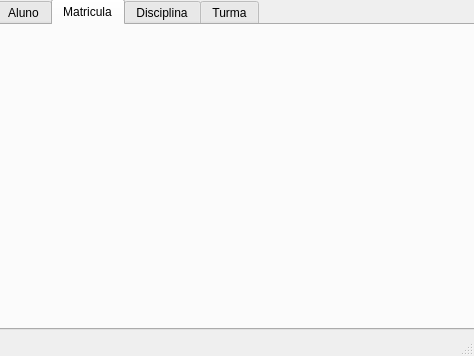
BrunnoEnzo/ProjetoSistemaAcademico, file ProjetoSistemaAcademico/mainwindow.ui: the form before one commit.
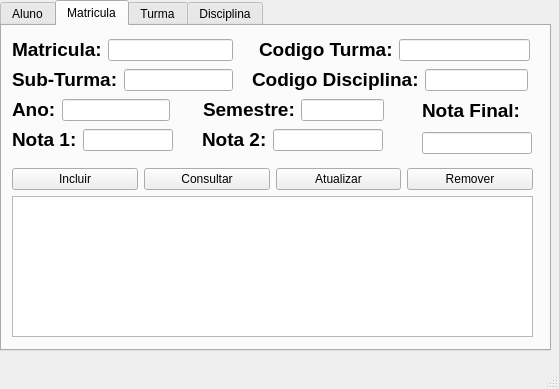
The form after the commit. The open tabs and pages were chosen to show the change.

The edit to the form file:
```diff
--- a/ProjetoSistemaAcademico/mainwindow.ui
+++ b/ProjetoSistemaAcademico/mainwindow.ui
@@ -6,8 +6,8 @@
    <rect>
     <x>0</x>
     <y>0</y>
-    <width>474</width>
-    <height>356</height>
+    <width>559</width>
+    <height>389</height>
    </rect>
   </property>
   <property name="windowTitle">
@@ -17,10 +17,10 @@
    <widget class="QTabWidget" name="tabWidget">
     <property name="geometry">
      <rect>
-      <x>-4</x>
-      <y>-1</y>
-      <width>481</width>
-      <height>331</height>
+      <x>0</x>
+      <y>0</y>
+      <width>551</width>
+      <height>351</height>
      </rect>
     </property>
     <property name="currentIndex">
@@ -35,16 +35,518 @@
      <attribute name="title">
       <string>Matricula</string>
      </attribute>
-    </widget>
-    <widget class="QWidget" name="Disciplina">
-     <attribute name="title">
-      <string>Disciplina</string>
-     </attribute>
+     <widget class="QTableView" name="tableViewMatricula">
+      <property name="geometry">
+       <rect>
+        <x>10</x>
+        <y>170</y>
+        <width>521</width>
+        <height>141</height>
+       </rect>
+      </property>
+     </widget>
+     <widget class="QWidget" name="">
+      <property name="geometry">
+       <rect>
+        <x>10</x>
+        <y>140</y>
+        <width>521</width>
+        <height>26</height>
+       </rect>
+      </property>
+      <layout class="QHBoxLayout" name="horizontalLayout_2">
+       <item>
+        <widget class="QPushButton" name="pushButtonIncluirMatricula">
+         <property name="text">
+          <string>Incluir</string>
+         </property>
+        </widget>
+       </item>
+       <item>
+        <widget class="QPushButton" name="pushButtonConsultarMatricula">
+         <property name="text">
+          <string>Consultar</string>
+         </property>
+        </widget>
+       </item>
+       <item>
+        <widget class="QPushButton" name="pushButtonAtualizarMatricula">
+         <property name="text">
+          <string>Atualizar</string>
+         </property>
+        </widget>
+       </item>
+       <item>
+        <widget class="QPushButton" name="pushButtonRemoverMatricula">
+         <property name="text">
+          <string>Remover</string>
+         </property>
+        </widget>
+       </item>
+      </layout>
+     </widget>
+     <widget class="QWidget" name="">
+      <property name="geometry">
+       <rect>
+        <x>257</x>
+        <y>10</y>
+        <width>271</width>
+        <height>28</height>
+       </rect>
+      </property>
+      <layout class="QHBoxLayout" name="horizontalLayout_7">
+       <item>
+        <widget class="QLabel" name="label_11">
+         <property name="text">
+          <string>&lt;html&gt;&lt;head/&gt;&lt;body&gt;&lt;p&gt;&lt;span style=&quot; font-size:14pt; font-weight:700;&quot;&gt;Codigo Turma:&lt;/span&gt;&lt;/p&gt;&lt;/body&gt;&lt;/html&gt;</string>
+         </property>
+        </widget>
+       </item>
+       <item>
+        <widget class="QLineEdit" name="lineEditMatricula_8"/>
+       </item>
+      </layout>
+     </widget>
+     <widget class="QWidget" name="">
+      <property name="geometry">
+       <rect>
+        <x>10</x>
+        <y>10</y>
+        <width>221</width>
+        <height>28</height>
+       </rect>
+      </property>
+      <layout class="QHBoxLayout" name="horizontalLayout_8">
+       <item>
+        <widget class="QLabel" name="label_10">
+         <property name="text">
+          <string>&lt;html&gt;&lt;head/&gt;&lt;body&gt;&lt;p&gt;&lt;span style=&quot; font-size:14pt; font-weight:700;&quot;&gt;Matricula:&lt;/span&gt;&lt;/p&gt;&lt;/body&gt;&lt;/html&gt;</string>
+         </property>
+        </widget>
+       </item>
+       <item>
+        <widget class="QLineEdit" name="lineEditMatricula_7"/>
+       </item>
+      </layout>
+     </widget>
+     <widget class="QWidget" name="">
+      <property name="geometry">
+       <rect>
+        <x>10</x>
+        <y>40</y>
+        <width>221</width>
+        <height>28</height>
+       </rect>
+      </property>
+      <layout class="QHBoxLayout" name="horizontalLayout_9">
+       <item>
+        <widget class="QLabel" name="label_18">
+         <property name="text">
+          <string>&lt;html&gt;&lt;head/&gt;&lt;body&gt;&lt;p&gt;&lt;span style=&quot; font-size:14pt; font-weight:700;&quot;&gt;Sub-Turma:&lt;/span&gt;&lt;/p&gt;&lt;/body&gt;&lt;/html&gt;</string>
+         </property>
+        </widget>
+       </item>
+       <item>
+        <widget class="QLineEdit" name="lineEditMatricula_15"/>
+       </item>
+      </layout>
+     </widget>
+     <widget class="QWidget" name="">
+      <property name="geometry">
+       <rect>
+        <x>250</x>
+        <y>40</y>
+        <width>276</width>
+        <height>28</height>
+       </rect>
+      </property>
+      <layout class="QHBoxLayout" name="horizontalLayout_10">
+       <item>
+        <widget class="QLabel" name="label_12">
+         <property name="text">
+          <string>&lt;html&gt;&lt;head/&gt;&lt;body&gt;&lt;p&gt;&lt;span style=&quot; font-size:14pt; font-weight:700;&quot;&gt;Codigo Disciplina:&lt;/span&gt;&lt;/p&gt;&lt;/body&gt;&lt;/html&gt;</string>
+         </property>
+        </widget>
+       </item>
+       <item>
+        <widget class="QLineEdit" name="lineEditMatricula_9"/>
+       </item>
+      </layout>
+     </widget>
+     <widget class="QWidget" name="">
+      <property name="geometry">
+       <rect>
+        <x>10</x>
+        <y>70</y>
+        <width>158</width>
+        <height>28</height>
+       </rect>
+      </property>
+      <layout class="QHBoxLayout" name="horizontalLayout_11">
+       <item>
+        <widget class="QLabel" name="label_13">
+         <property name="text">
+          <string>&lt;html&gt;&lt;head/&gt;&lt;body&gt;&lt;p&gt;&lt;span style=&quot; font-size:14pt; font-weight:700;&quot;&gt;Ano:&lt;/span&gt;&lt;/p&gt;&lt;/body&gt;&lt;/html&gt;</string>
+         </property>
+        </widget>
+       </item>
+       <item>
+        <widget class="QLineEdit" name="lineEditMatricula_10"/>
+       </item>
+      </layout>
+     </widget>
+     <widget class="QWidget" name="">
+      <property name="geometry">
+       <rect>
+        <x>201</x>
+        <y>70</y>
+        <width>181</width>
+        <height>28</height>
+       </rect>
+      </property>
+      <layout class="QHBoxLayout" name="horizontalLayout_12">
+       <item>
+        <widget class="QLabel" name="label_14">
+         <property name="text">
+          <string>&lt;html&gt;&lt;head/&gt;&lt;body&gt;&lt;p&gt;&lt;span style=&quot; font-size:14pt; font-weight:700;&quot;&gt;Semestre:&lt;/span&gt;&lt;/p&gt;&lt;/body&gt;&lt;/html&gt;</string>
+         </property>
+        </widget>
+       </item>
+       <item>
+        <widget class="QLineEdit" name="lineEditMatricula_11"/>
+       </item>
+      </layout>
+     </widget>
+     <widget class="QWidget" name="">
+      <property name="geometry">
+       <rect>
+        <x>420</x>
+        <y>70</y>
+        <width>110</width>
+        <height>58</height>
+       </rect>
+      </property>
+      <layout class="QVBoxLayout" name="verticalLayout">
+       <item>
+        <widget class="QLabel" name="label_17">
+         <property name="text">
+          <string>&lt;html&gt;&lt;head/&gt;&lt;body&gt;&lt;p&gt;&lt;span style=&quot; font-size:14pt; font-weight:700;&quot;&gt;Nota Final:&lt;/span&gt;&lt;/p&gt;&lt;/body&gt;&lt;/html&gt;</string>
+         </property>
+        </widget>
+       </item>
+       <item>
+        <widget class="QLineEdit" name="lineEditMatricula_14"/>
+       </item>
+      </layout>
+     </widget>
+     <widget class="QWidget" name="">
+      <property name="geometry">
+       <rect>
+        <x>200</x>
+        <y>100</y>
+        <width>181</width>
+        <height>28</height>
+       </rect>
+      </property>
+      <layout class="QHBoxLayout" name="horizontalLayout_13">
+       <item>
+        <widget class="QLabel" name="label_16">
+         <property name="text">
+          <string>&lt;html&gt;&lt;head/&gt;&lt;body&gt;&lt;p&gt;&lt;span style=&quot; font-size:14pt; font-weight:700;&quot;&gt;Nota 2:&lt;/span&gt;&lt;/p&gt;&lt;/body&gt;&lt;/html&gt;</string>
+         </property>
+        </widget>
+       </item>
+       <item>
+        <widget class="QLineEdit" name="lineEditMatricula_13"/>
+       </item>
+      </layout>
+     </widget>
+     <widget class="QWidget" name="">
+      <property name="geometry">
+       <rect>
+        <x>10</x>
+        <y>100</y>
+        <width>161</width>
+        <height>28</height>
+       </rect>
+      </property>
+      <layout class="QHBoxLayout" name="horizontalLayout_14">
+       <item>
+        <widget class="QLabel" name="label_15">
+         <property name="text">
+          <string>&lt;html&gt;&lt;head/&gt;&lt;body&gt;&lt;p&gt;&lt;span style=&quot; font-size:14pt; font-weight:700;&quot;&gt;Nota 1:&lt;/span&gt;&lt;/p&gt;&lt;/body&gt;&lt;/html&gt;</string>
+         </property>
+        </widget>
+       </item>
+       <item>
+        <widget class="QLineEdit" name="lineEditMatricula_12"/>
+       </item>
+      </layout>
+     </widget>
     </widget>
     <widget class="QWidget" name="Turma">
      <attribute name="title">
       <string>Turma</string>
      </attribute>
+     <widget class="QTableView" name="tableViewTurma">
+      <property name="geometry">
+       <rect>
+        <x>10</x>
+        <y>140</y>
+        <width>521</width>
+        <height>171</height>
+       </rect>
+      </property>
+     </widget>
+     <widget class="QWidget" name="">
+      <property name="geometry">
+       <rect>
+        <x>10</x>
+        <y>110</y>
+        <width>521</width>
+        <height>26</height>
+       </rect>
+      </property>
+      <layout class="QHBoxLayout" name="horizontalLayout_3">
+       <item>
+        <widget class="QPushButton" name="pushButtonIncluirTurma">
+         <property name="text">
+          <string>Incluir</string>
+         </property>
+        </widget>
+       </item>
+       <item>
+        <widget class="QPushButton" name="pushButtonConsultarTurma">
+         <property name="text">
+          <string>Consultar</string>
+         </property>
+        </widget>
+       </item>
+       <item>
+        <widget class="QPushButton" name="pushButtonAtualizarTurma">
+         <property name="text">
+          <string>Atualizar</string>
+         </property>
+        </widget>
+       </item>
+       <item>
+        <widget class="QPushButton" name="pushButtonRemoverTurma">
+         <property name="text">
+          <string>Remover</string>
+         </property>
+        </widget>
+       </item>
+      </layout>
+     </widget>
+     <widget class="QWidget" name="">
+      <property name="geometry">
+       <rect>
+        <x>10</x>
+        <y>10</y>
+        <width>521</width>
+        <height>28</height>
+       </rect>
+      </property>
+      <layout class="QHBoxLayout" name="horizontalLayout_15">
+       <item>
+        <widget class="QLabel" name="label_9">
+         <property name="text">
+          <string>&lt;html&gt;&lt;head/&gt;&lt;body&gt;&lt;p&gt;&lt;span style=&quot; font-size:14pt; font-weight:700;&quot;&gt;Codigo Disciplina:&lt;/span&gt;&lt;/p&gt;&lt;/body&gt;&lt;/html&gt;</string>
+         </property>
+        </widget>
+       </item>
+       <item>
+        <widget class="QLineEdit" name="lineEditMatricula_6"/>
+       </item>
+      </layout>
+     </widget>
+     <widget class="QWidget" name="">
+      <property name="geometry">
+       <rect>
+        <x>10</x>
+        <y>40</y>
+        <width>221</width>
+        <height>28</height>
+       </rect>
+      </property>
+      <layout class="QHBoxLayout" name="horizontalLayout_16">
+       <item>
+        <widget class="QLabel" name="label_4">
+         <property name="text">
+          <string>&lt;html&gt;&lt;head/&gt;&lt;body&gt;&lt;p&gt;&lt;span style=&quot; font-size:14pt; font-weight:700;&quot;&gt;Codigo:&lt;/span&gt;&lt;/p&gt;&lt;/body&gt;&lt;/html&gt;</string>
+         </property>
+        </widget>
+       </item>
+       <item>
+        <widget class="QLineEdit" name="lineEditMatricula_2"/>
+       </item>
+      </layout>
+     </widget>
+     <widget class="QWidget" name="">
+      <property name="geometry">
+       <rect>
+        <x>270</x>
+        <y>40</y>
+        <width>261</width>
+        <height>28</height>
+       </rect>
+      </property>
+      <layout class="QHBoxLayout" name="horizontalLayout_17">
+       <item>
+        <widget class="QLabel" name="label_5">
+         <property name="text">
+          <string>&lt;html&gt;&lt;head/&gt;&lt;body&gt;&lt;p&gt;&lt;span style=&quot; font-size:14pt; font-weight:700;&quot;&gt;Maximo Alunos:&lt;/span&gt;&lt;/p&gt;&lt;/body&gt;&lt;/html&gt;</string>
+         </property>
+        </widget>
+       </item>
+       <item>
+        <widget class="QLineEdit" name="lineEditMatricula_3"/>
+       </item>
+      </layout>
+     </widget>
+     <widget class="QWidget" name="">
+      <property name="geometry">
+       <rect>
+        <x>10</x>
+        <y>70</y>
+        <width>221</width>
+        <height>28</height>
+       </rect>
+      </property>
+      <layout class="QHBoxLayout" name="horizontalLayout_18">
+       <item>
+        <widget class="QLabel" name="label_3">
+         <property name="text">
+          <string>&lt;html&gt;&lt;head/&gt;&lt;body&gt;&lt;p&gt;&lt;span style=&quot; font-size:14pt; font-weight:700;&quot;&gt;Sub-Turma:&lt;/span&gt;&lt;/p&gt;&lt;/body&gt;&lt;/html&gt;</string>
+         </property>
+        </widget>
+       </item>
+       <item>
+        <widget class="QLineEdit" name="lineEditNome_2"/>
+       </item>
+      </layout>
+     </widget>
+     <widget class="QWidget" name="">
+      <property name="geometry">
+       <rect>
+        <x>270</x>
+        <y>70</y>
+        <width>262</width>
+        <height>28</height>
+       </rect>
+      </property>
+      <layout class="QHBoxLayout" name="horizontalLayout_19">
+       <item>
+        <widget class="QLabel" name="label_6">
+         <property name="text">
+          <string>&lt;html&gt;&lt;head/&gt;&lt;body&gt;&lt;p&gt;&lt;span style=&quot; font-size:14pt; font-weight:700;&quot;&gt;Numero Alunos:&lt;/span&gt;&lt;/p&gt;&lt;/body&gt;&lt;/html&gt;</string>
+         </property>
+        </widget>
+       </item>
+       <item>
+        <widget class="QLineEdit" name="lineEditMatricula_4"/>
+       </item>
+      </layout>
+     </widget>
+    </widget>
+    <widget class="QWidget" name="Disciplina">
+     <attribute name="title">
+      <string>Disciplina</string>
+     </attribute>
+     <widget class="QTableView" name="tableViewDisciplina">
+      <property name="geometry">
+       <rect>
+        <x>10</x>
+        <y>110</y>
+        <width>521</width>
+        <height>201</height>
+       </rect>
+      </property>
+     </widget>
+     <widget class="QWidget" name="">
+      <property name="geometry">
+       <rect>
+        <x>10</x>
+        <y>80</y>
+        <width>521</width>
+        <height>26</height>
+       </rect>
+      </property>
+      <layout class="QHBoxLayout" name="horizontalLayout_4">
+       <item>
+        <widget class="QPushButton" name="pushButtonIncluirDisciplina">
+         <property name="text">
+          <string>Incluir</string>
+         </property>
+        </widget>
+       </item>
+       <item>
+        <widget class="QPushButton" name="pushButtonConsultarDisciplina">
+         <property name="text">
+          <string>Consultar</string>
+         </property>
+        </widget>
+       </item>
+       <item>
+        <widget class="QPushButton" name="pushButtonAtualizarDisciplina">
+         <property name="text">
+          <string>Atualizar</string>
+         </property>
+        </widget>
+       </item>
+       <item>
+        <widget class="QPushButton" name="pushButtonRemoverDisciplina">
+         <property name="text">
+          <string>Remover</string>
+         </property>
+        </widget>
+       </item>
+      </layout>
+     </widget>
+     <widget class="QWidget" name="">
+      <property name="geometry">
+       <rect>
+        <x>10</x>
+        <y>0</y>
+        <width>521</width>
+        <height>28</height>
+       </rect>
+      </property>
+      <layout class="QHBoxLayout" name="horizontalLayout_20">
+       <item>
+        <widget class="QLabel" name="label_8">
+         <property name="text">
+          <string>&lt;html&gt;&lt;head/&gt;&lt;body&gt;&lt;p&gt;&lt;span style=&quot; font-size:14pt; font-weight:700;&quot;&gt;Código:&lt;/span&gt;&lt;/p&gt;&lt;/body&gt;&lt;/html&gt;</string>
+         </property>
+        </widget>
+       </item>
+       <item>
+        <widget class="QLineEdit" name="lineEditMatricula_5"/>
+       </item>
+      </layout>
+     </widget>
+     <widget class="QWidget" name="">
+      <property name="geometry">
+       <rect>
+        <x>10</x>
+        <y>40</y>
+        <width>521</width>
+        <height>28</height>
+       </rect>
+      </property>
+      <layout class="QHBoxLayout" name="horizontalLayout_21">
+       <item>
+        <widget class="QLabel" name="label_7">
+         <property name="text">
+          <string>&lt;html&gt;&lt;head/&gt;&lt;body&gt;&lt;p&gt;&lt;span style=&quot; font-size:14pt; font-weight:700;&quot;&gt;Nome:&lt;/span&gt;&lt;/p&gt;&lt;/body&gt;&lt;/html&gt;</string>
+         </property>
+        </widget>
+       </item>
+       <item>
+        <widget class="QLineEdit" name="lineEditNome_3"/>
+       </item>
+      </layout>
+     </widget>
     </widget>
    </widget>
   </widget>
```
Left out of the diff: 98 changed lines with no effect on the pictures.
